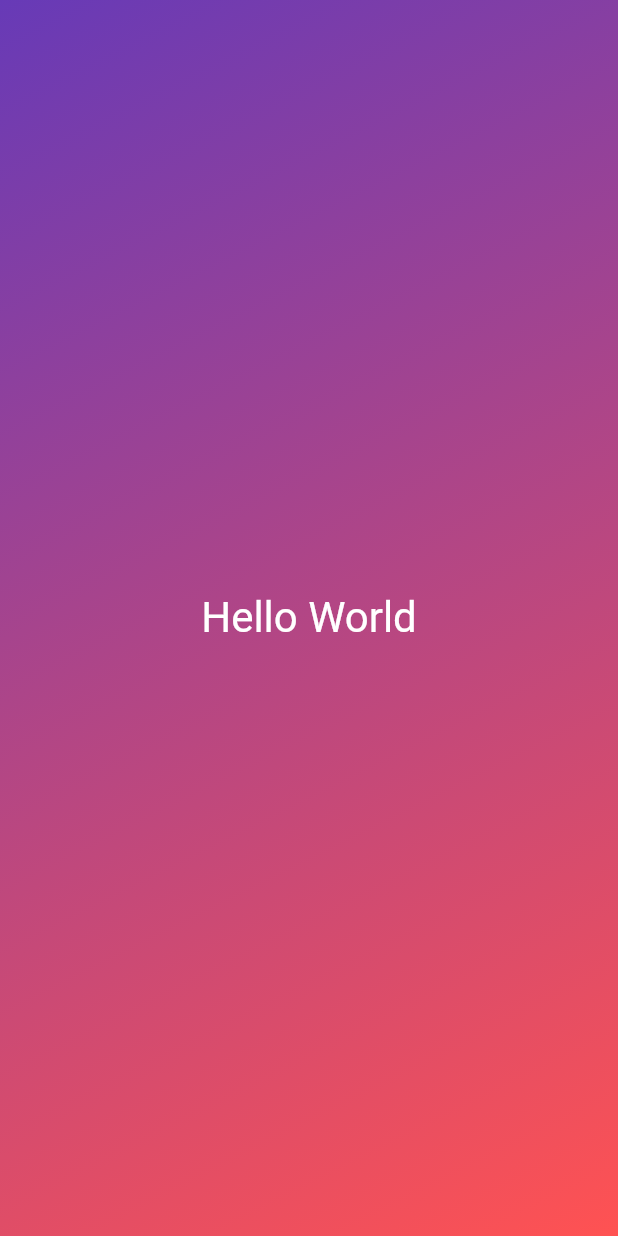
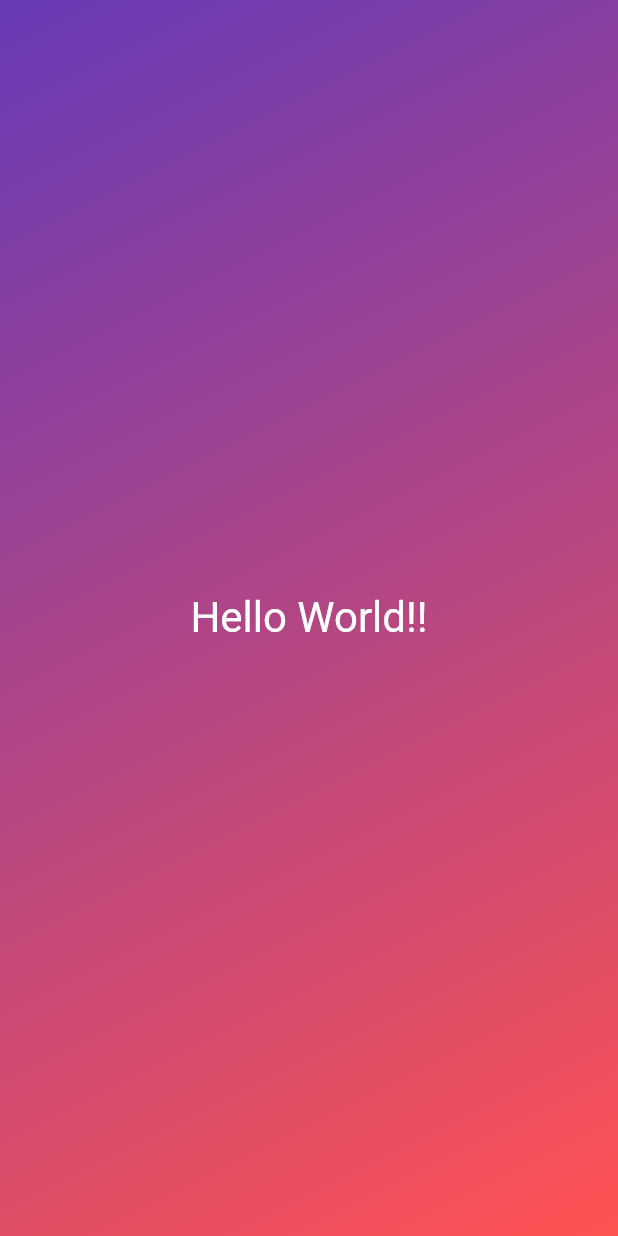
Before and after one commit to Blue89Azul/flutter, a Flutter app: the screen it shows after launch, on a phone screen of 412 x 824 dp. Run offline on Flutter 3.47's test engine with Material 2 defaults, Android fonts, the phone set to English and light mode, and no system bars.

Commit message:
imported styled_text.dart

```diff
--- a/lib/gradient_container.dart
+++ b/lib/gradient_container.dart
@@ -1,4 +1,5 @@
 import 'package:flutter/material.dart';
+import 'package:roll_dice_app/styled_text.dart';
 
 class GradientContainer extends StatelessWidget {
   const GradientContainer({super.key});
@@ -12,13 +13,7 @@ class GradientContainer extends StatelessWidget {
               begin: Alignment.topLeft,
               end: Alignment.bottomRight)),
       child: const Center(
-        child: Text(
-          'Hello World',
-          style: TextStyle(
-            color: Colors.white,
-            fontSize: 28,
-          ),
-        ),
+        child: StyledText(title: 'Hello World!!'),
       ),
     );
   }
```
